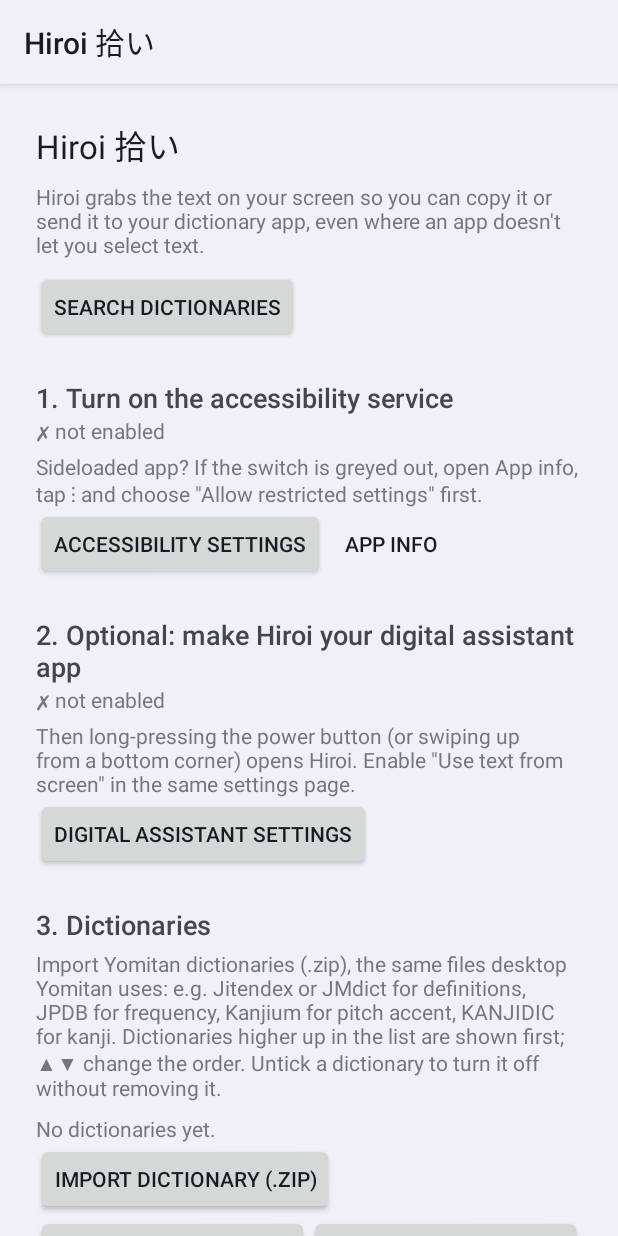
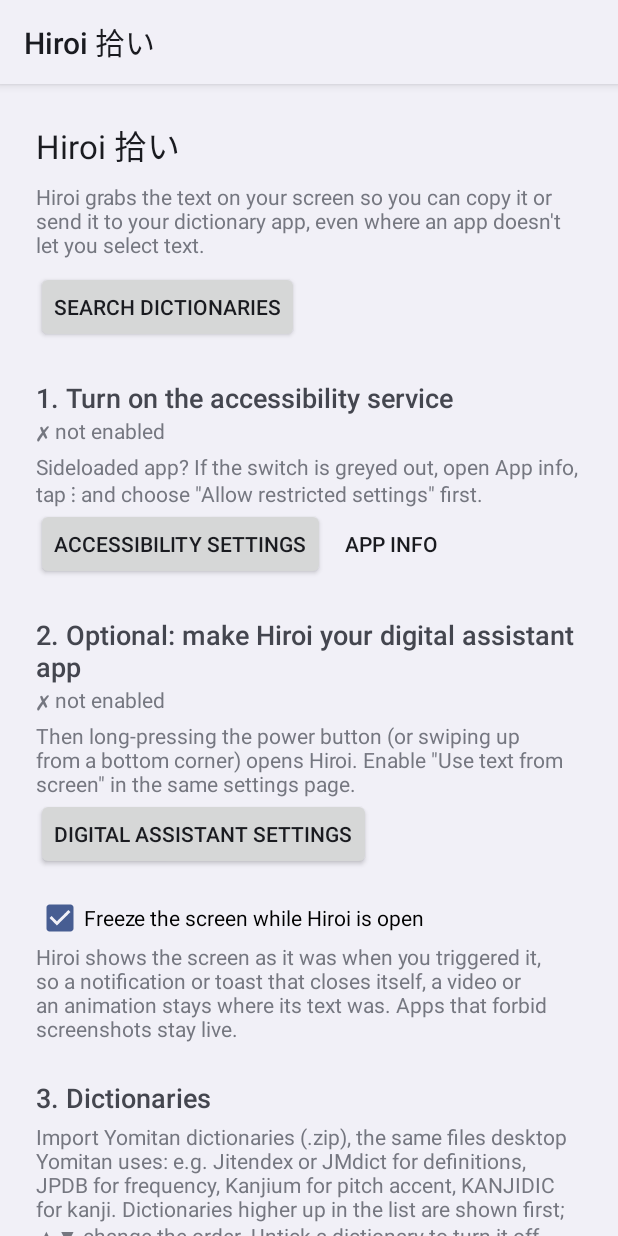
Before and after one commit to kvth/hiroi, an Android app: the screen it shows after launch (MainActivity), on a phone screen of 412 x 824 dp. Run offline under Robolectric (Android 15) with nearby library versions, the phone set to English and light mode, and no system bars.

Commit message:
Freeze the screen while the overlay is open
The overlay shows the screenshot taken when Hiroi was triggered behind its
boxes, so notifications and toasts that close themselves, videos and
animations keep their text where the boxes are. The system bars stay live.
Triggering again with the overlay open keeps that moment. Skipped for apps
that forbid screenshots (black screenshot) or after a rotation; can be
turned off in the setup screen.

```diff
--- a/app/src/main/java/io/github/kvth/hiroi/HiroiAccessibilityService.kt
+++ b/app/src/main/java/io/github/kvth/hiroi/HiroiAccessibilityService.kt
@@ -64,6 +64,11 @@ class HiroiAccessibilityService : AccessibilityService() {
      * keyboard may come back when the overlay closes ([restoreKeyboard]).
      */
     fun capture(then: () -> Unit) {
+        // Triggered again with the overlay open on a frozen screen: it keeps the moment it shows.
+        if (LookupActivity.keepsFrozen(this)) {
+            then()
+            return
+        }
         if (keyboardShowing() && softKeyboardController.setShowMode(SHOW_MODE_HIDDEN)) {
             keyboardHidden = true
             afterKeyboardGone(SystemClock.uptimeMillis()) { captureNow(then) }
--- a/app/src/main/java/io/github/kvth/hiroi/MainActivity.kt
+++ b/app/src/main/java/io/github/kvth/hiroi/MainActivity.kt
@@ -94,6 +94,11 @@ class MainActivity : Activity() {
             val settings = DictionarySettings(this)
             settings.sortAscending = !settings.sortAscending
             showSorting()
+        }
+        findViewById<CheckBox>(R.id.freeze_screen).apply {
+            val prefs = getSharedPreferences(LookupActivity.PREFS, MODE_PRIVATE)
+            isChecked = prefs.getBoolean(LookupActivity.KEY_FREEZE, true)
+            setOnCheckedChangeListener { _, checked -> prefs.edit().putBoolean(LookupActivity.KEY_FREEZE, checked).apply() }
         }
         findViewById<CheckBox>(R.id.average_frequencies).apply {
             isChecked = DictionarySettings(this@MainActivity).averageFrequencies
--- a/app/src/main/java/io/github/kvth/hiroi/assist/HiroiAssistService.kt
+++ b/app/src/main/java/io/github/kvth/hiroi/assist/HiroiAssistService.kt
@@ -40,6 +40,12 @@ class HiroiSession(context: Context) : VoiceInteractionSession(context) {
         launched = false
         val accessibility = HiroiAccessibilityService.instance
         Log.d(TAG, "onShow flags=$showFlags accessibility=${accessibility != null}")
+        // The overlay is open on a frozen screen: it keeps the moment it shows.
+        if (LookupActivity.keepsFrozen(context)) {
+            launched = true
+            launch()
+            return
+        }
         CaptureStore.screenshot = null
         // The accessibility service sees every window (status bar, notifications, dialogs),
         // so prefer it over the assist structure, which only covers the foreground app.
--- a/app/src/main/res/layout/activity_main.xml
+++ b/app/src/main/res/layout/activity_main.xml
@@ -88,6 +88,18 @@
             android:layout_width="wrap_content"
             android:layout_height="wrap_content"
             android:text="@string/open_assistant" />
+
+        <CheckBox
+            android:id="@+id/freeze_screen"
+            android:layout_width="wrap_content"
+            android:layout_height="wrap_content"
+            android:layout_marginTop="16dp"
+            android:text="@string/freeze_screen" />
+
+        <TextView
+            android:layout_width="match_parent"
+            android:layout_height="wrap_content"
+            android:text="@string/freeze_screen_hint" />
 
         <TextView
             style="@android:style/TextAppearance.DeviceDefault.Medium"
--- a/app/src/main/res/values/strings.xml
+++ b/app/src/main/res/values/strings.xml
@@ -72,6 +72,8 @@
     <string name="audio_no_tts">No Japanese text-to-speech on this phone. Install a voice (e.g. Google\'s speech services) or use another source.</string>
     <string name="audio_menu_title">Audio for %s</string>
     <string name="audio_menu_none">%s (none)</string>
+    <string name="freeze_screen">Freeze the screen while Hiroi is open</string>
+    <string name="freeze_screen_hint">Hiroi shows the screen as it was when you triggered it, so a notification or toast that closes itself, a video or an animation stays where its text was. Apps that forbid screenshots stay live.</string>
     <string name="average_frequencies">Average frequencies</string>
     <string name="average_frequencies_hint">Compress the frequency tags into one \"Average\" tag, the harmonic mean of each list\'s value, as Yomitan\'s option does. Lists of occurrence counts are left out of it.</string>
     <string name="count_kanji">%d kanji</string>
```
Also changed, not shown: app/src/main/java/io/github/kvth/hiroi/LookupActivity.kt (+29 -1 lines), app/src/main/java/io/github/kvth/hiroi/OverlayView.kt (+27 -1 lines), 1 other file.
